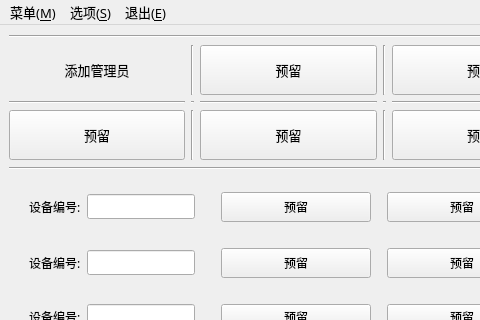
This is src/_APL/SimulateDataToolForm/simulatedatatoolform.ui in QmGohinn/DaDoeiamiSys as Qt 5 draws it before an edit; both pictures show x 0 to 480 and y 0 to 320 of the 960 by 550 pixel window. The edited form follows.
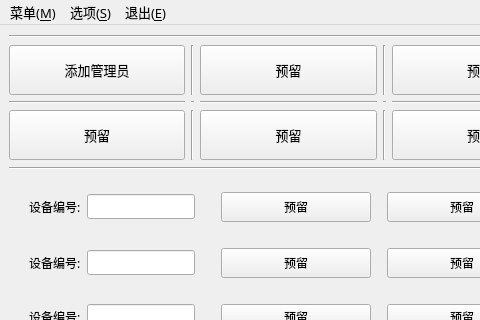
This is the edited form. Icons and pictures are not drawn.

```diff
--- a/src/_APL/SimulateDataToolForm/simulatedatatoolform.ui
+++ b/src/_APL/SimulateDataToolForm/simulatedatatoolform.ui
@@ -287,7 +287,7 @@
          <bool>false</bool>
         </property>
         <property name="flat">
-         <bool>true</bool>
+         <bool>false</bool>
         </property>
        </widget>
       </item>
```
